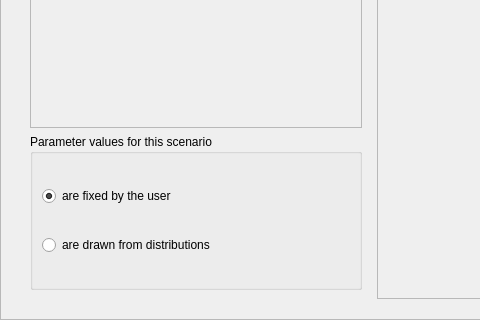
First picture: the form in gui/src/uis/biasScenarioSelection.ui, repository cbgp/diyabc, before the edit; both pictures show x 0 to 480 and y 363 to 683 of the 938 by 683 pixel window.
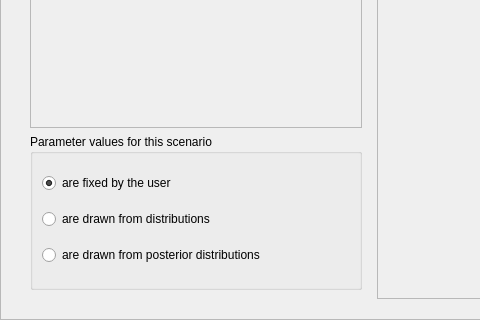
Second picture: the form after the edit.

Commit message: GUI : add drawn form posterior distribution option for bias and confidence analysis

```diff
--- a/gui/src/uis/biasScenarioSelection.ui
+++ b/gui/src/uis/biasScenarioSelection.ui
@@ -343,6 +343,13 @@
               </property>
              </widget>
             </item>
+            <item>
+             <widget class="QRadioButton" name="drawnPosteriorRadio">
+              <property name="text">
+               <string>are drawn from posterior distributions</string>
+              </property>
+             </widget>
+            </item>
            </layout>
           </widget>
          </item>
```
Left out of the diff: 2 changed lines with no effect on the pictures. The commit also changes 5 other files.
